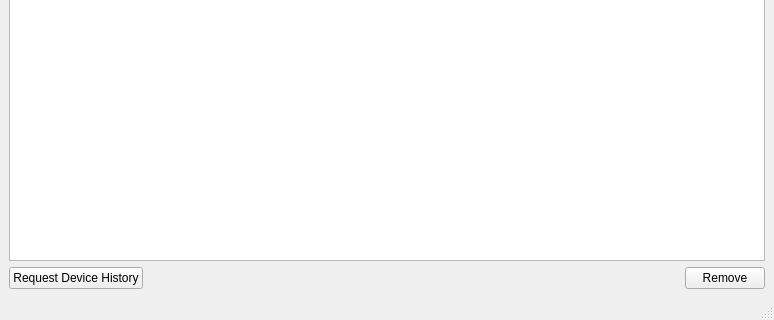
Above: mainwindow.ui from TwelfthFace/UBRP before the change; both pictures show x 0 to 774 and y 371 to 691 of the 774 by 691 pixel window. Below: the same form after it.
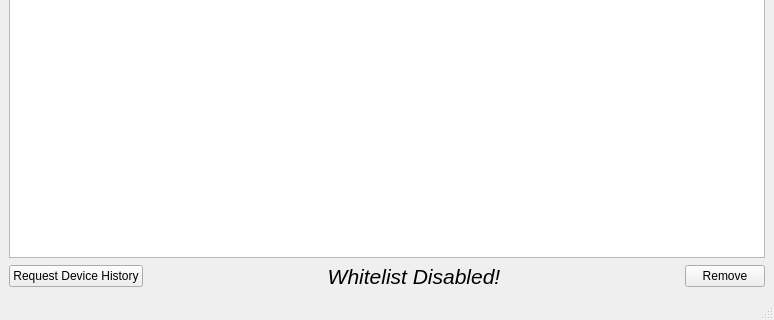
That is the form after the change.

Commit message: Added whitelist status label.

Diff of the .ui file:
```diff
--- a/mainwindow.ui
+++ b/mainwindow.ui
@@ -96,6 +96,22 @@
         </property>
        </widget>
       </item>
+      <item row="7" column="1">
+       <widget class="QLabel" name="lbl_whitelist_status">
+        <property name="font">
+         <font>
+          <pointsize>16</pointsize>
+          <italic>true</italic>
+         </font>
+        </property>
+        <property name="text">
+         <string>Whitelist Disabled!</string>
+        </property>
+        <property name="alignment">
+         <set>Qt::AlignCenter</set>
+        </property>
+       </widget>
+      </item>
      </layout>
     </item>
    </layout>
```
Left out of the diff: 2 changed lines with no effect on the pictures.
